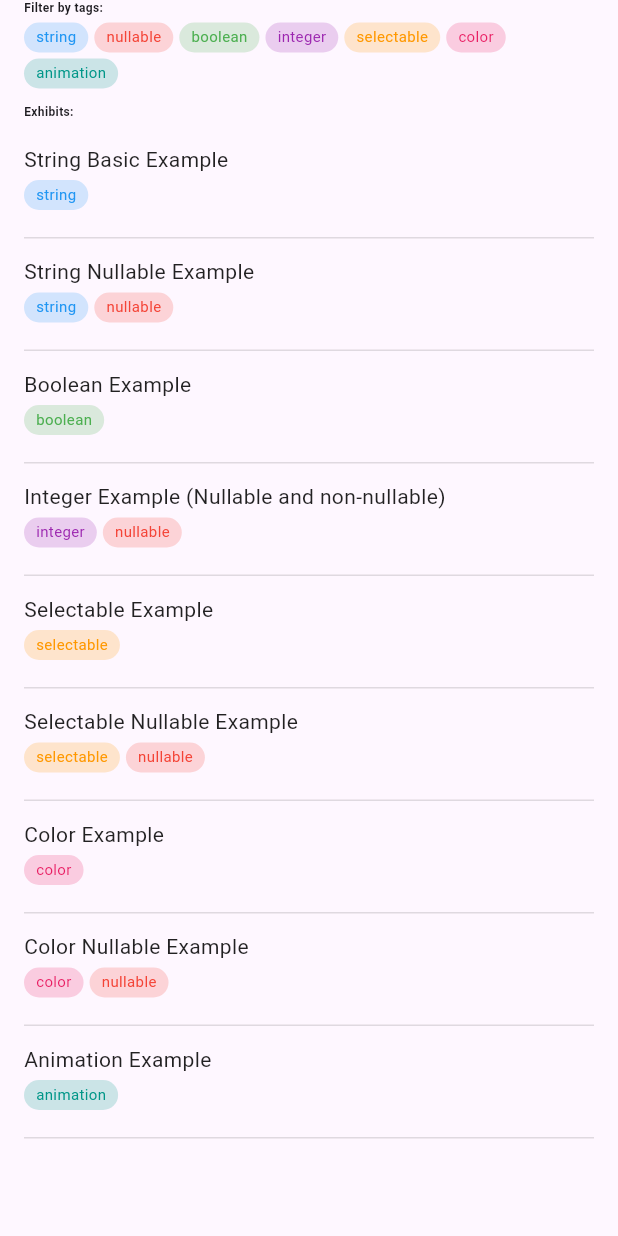
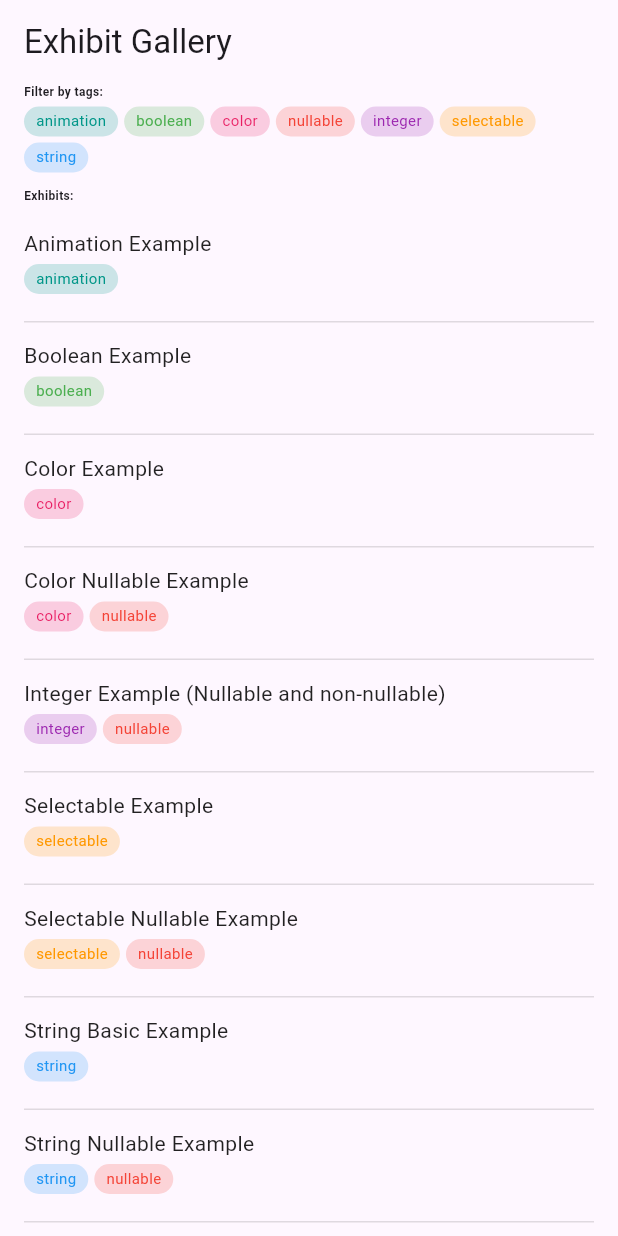
Before and after one commit to LucasCastelo/fabula, a Flutter app: the screen it shows after launch, on a phone screen of 412 x 824 dp. Run offline on Flutter 3.47's test engine with Material 3 defaults, Android fonts, the light colour scheme and no system bars.

Commit message:
Sorting and basic design

```diff
--- a/example/lib/main.dart
+++ b/example/lib/main.dart
@@ -46,6 +46,9 @@ class _MyAppState extends State<MyApp> with TickerProviderStateMixin {
   Widget build(BuildContext context) {
     return MaterialApp(
       home: ExhibitGallery(
+        appBar: AppBar(
+          title: const Text('Exhibit Gallery'),
+        ),
         children: [
           ExhibitBuilder(
             label: 'String Basic Example',
--- a/lib/src/exhibit_gallery.dart
+++ b/lib/src/exhibit_gallery.dart
@@ -10,7 +10,7 @@ class ExhibitGallery extends StatefulWidget {
   });
 
   final PreferredSizeWidget? appBar;
-  final List<Widget> children;
+  final List<ExhibitBuilder> children;
 
   @override
   State<ExhibitGallery> createState() => ExhibitGalleryState();
@@ -48,6 +48,14 @@ class ExhibitGalleryState extends State<ExhibitGallery> with ChangeNotifier {
 
   @override
   Widget build(BuildContext context) {
+    final builders = widget.children;
+    builders.sort((a, b) {
+      if (a.tags.isEmpty && b.tags.isEmpty) return 0;
+      if (a.tags.isEmpty) return 1;
+      if (b.tags.isEmpty) return -1;
+      return a.tags.first.label.compareTo(b.tags.first.label);
+    });
+
     return Material(
       child: Scaffold(
         appBar: widget.appBar,
@@ -92,7 +100,7 @@ class ExhibitGalleryState extends State<ExhibitGallery> with ChangeNotifier {
                 ),
               ),
               const SizedBox(height: 4),
-              ...widget.children,
+              ...builders,
             ],
           ),
         ),
```
